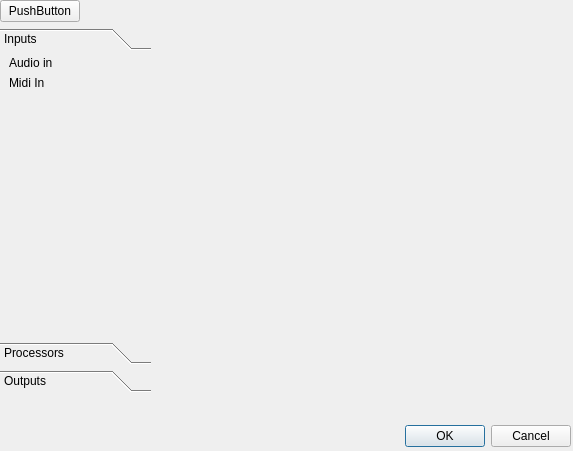
Above: src/structure/flowcontrol.ui from dehnhardt/flaacontrol before the change. Below: the same form after it.
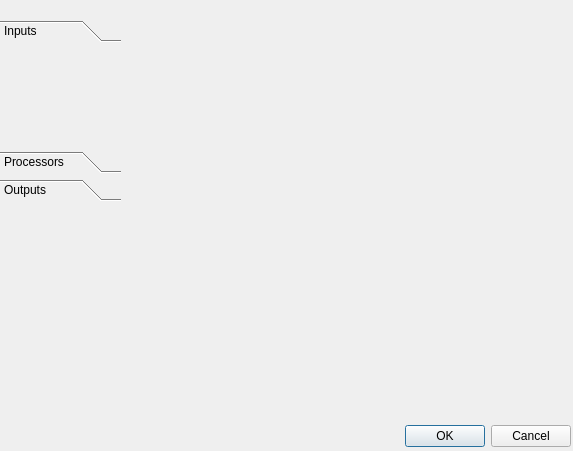
That is the form after the change. The open tabs and pages were chosen to show the change. Icons and pictures are not drawn.

Patch:
```diff
--- a/src/structure/flowcontrol.ui
+++ b/src/structure/flowcontrol.ui
@@ -41,13 +41,6 @@
    <layout class="QVBoxLayout" name="verticalLayout">
     <item>
      <layout class="QHBoxLayout" name="horizontalLayout_2">
-      <item>
-       <widget class="QPushButton" name="pushButton">
-        <property name="text">
-         <string>PushButton</string>
-        </property>
-       </widget>
-      </item>
       <item>
        <spacer name="horizontalSpacer">
         <property name="orientation">
@@ -87,16 +80,10 @@
           <rect>
            <x>0</x>
            <y>0</y>
-           <width>151</width>
-           <height>364</height>
+           <width>121</width>
+           <height>181</height>
           </rect>
          </property>
-         <property name="sizePolicy">
-          <sizepolicy hsizetype="MinimumExpanding" vsizetype="MinimumExpanding">
-           <horstretch>0</horstretch>
-           <verstretch>0</verstretch>
-          </sizepolicy>
-         </property>
          <property name="currentIndex">
           <number>0</number>
          </property>
@@ -105,8 +92,8 @@
            <rect>
             <x>0</x>
             <y>0</y>
-            <width>151</width>
-            <height>271</height>
+            <width>121</width>
+            <height>97</height>
            </rect>
           </property>
           <attribute name="label">
@@ -115,72 +102,22 @@
           <widget class="QWidget" name="verticalLayoutWidget_2">
            <property name="geometry">
             <rect>
-             <x>9</x>
+             <x>0</x>
              <y>0</y>
-             <width>131</width>
-             <height>271</height>
+             <width>121</width>
+             <height>131</height>
             </rect>
            </property>
            <layout class="QVBoxLayout" name="inputsLayout">
-            <item>
-             <widget class="QPushButton" name="AudioInDrop">
-              <property name="styleSheet">
-               <string notr="true">text-align: left;
-opacity: 0;
-border-width: 0;
-border-style: none;</string>
-              </property>
-              <property name="text">
-               <string>Audio in</string>
-              </property>
-              <property name="icon">
-               <iconset resource="../../icons.qrc">
-                <normaloff>:/ressources/etherjack</normaloff>:/ressources/etherjack</iconset>
-              </property>
-             </widget>
-            </item>
-            <item>
-             <widget class="QPushButton" name="MidiInDrop">
-              <property name="mouseTracking">
-               <bool>true</bool>
-              </property>
-              <property name="autoFillBackground">
-               <bool>false</bool>
-              </property>
-              <property name="styleSheet">
-               <string notr="true">text-align: left;
-opacity: 0;
-border-width: 0;
-border-style: none;</string>
-              </property>
-              <property name="text">
-               <string>Midi In</string>
-              </property>
-              <property name="icon">
-               <iconset resource="../../icons.qrc">
-                <normaloff>:/ressources/midijack</normaloff>:/ressources/midijack</iconset>
-              </property>
-              <property name="autoDefault">
-               <bool>false</bool>
-              </property>
-              <property name="flat">
-               <bool>false</bool>
-              </property>
-             </widget>
-            </item>
-            <item>
-             <spacer name="verticalSpacer_2">
-              <property name="orientation">
-               <enum>Qt::Vertical</enum>
-              </property>
-              <property name="sizeHint" stdset="0">
-               <size>
-                <width>20</width>
-                <height>40</height>
-               </size>
-              </property>
-             </spacer>
-            </item>
+            <property name="spacing">
+             <number>2</number>
+            </property>
+            <property name="sizeConstraint">
+             <enum>QLayout::SetMaximumSize</enum>
+            </property>
+            <property name="leftMargin">
+             <number>5</number>
+            </property>
            </layout>
           </widget>
          </widget>
@@ -305,19 +242,6 @@
         </widget>
        </widget>
       </item>
-      <item>
-       <spacer name="verticalSpacer">
-        <property name="orientation">
-         <enum>Qt::Vertical</enum>
-        </property>
-        <property name="sizeHint" stdset="0">
-         <size>
-          <width>20</width>
-          <height>40</height>
-         </size>
-        </property>
-       </spacer>
-      </item>
      </layout>
     </item>
    </layout>
```
Left out of the diff: 114 changed lines with no effect on the pictures.
